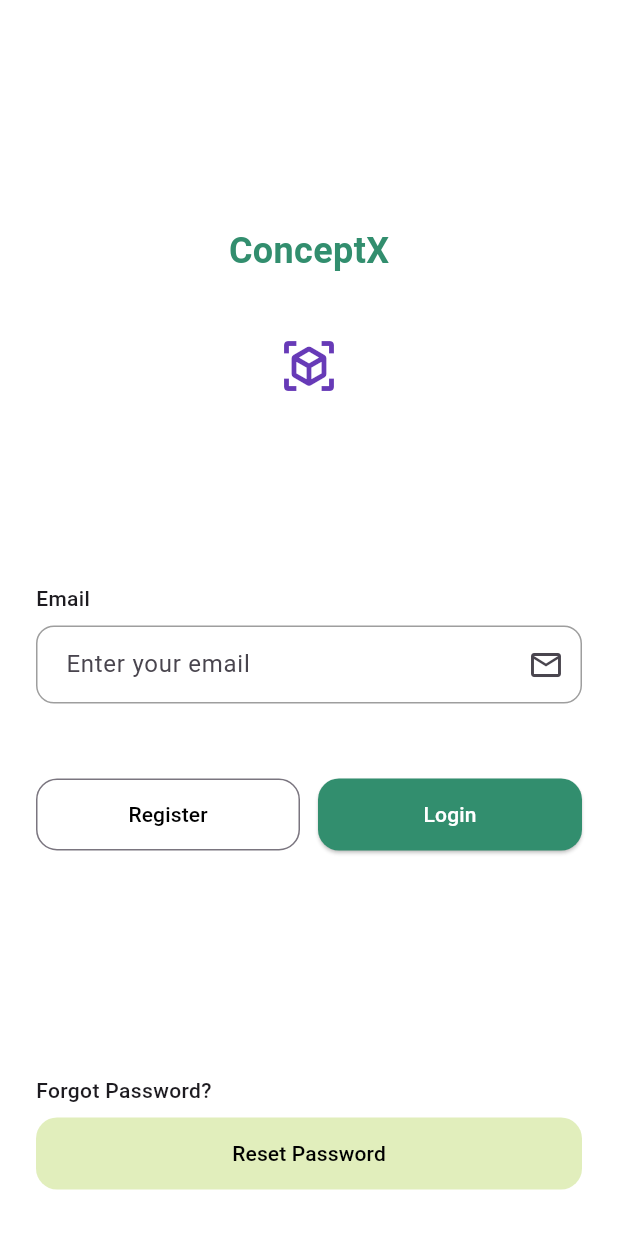
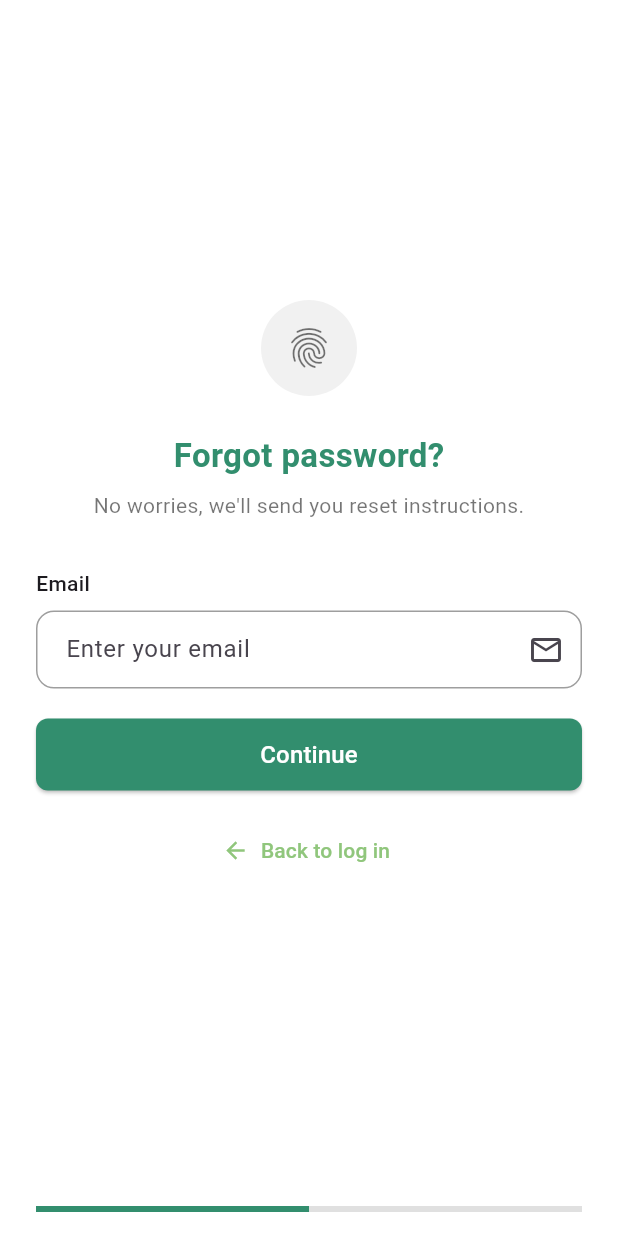
Before and after one commit to alexap120/Echo-Lock-Password-Manager, a Flutter app: the screen it shows after launch, after a tap on "Reset Password", on a phone screen of 412 x 824 dp. Run offline on Flutter 3.47's test engine with Material 3 defaults, Android fonts, the phone set to English and light mode, and no system bars.

Commit message:
Screen additions

```diff
--- a/lib/screens/login.dart
+++ b/lib/screens/login.dart
@@ -1,4 +1,6 @@
 import 'package:flutter/material.dart';
+import 'package:password_manager/screens/home.dart';
+import 'package:password_manager/screens/resetPassword/enterEmail.dart';
 import '../widgets/custom_input_field.dart';
 import 'register.dart';
 
@@ -65,7 +67,10 @@ class LoginScreen extends StatelessWidget {
                   Expanded(
                     child: ElevatedButton(
                       onPressed: () {
-                        // Handle login
+                        Navigator.push(
+                          context,
+                          MaterialPageRoute(builder: (context) => HomeScreen()),
+                        );
                       },
                       style: ElevatedButton.styleFrom(
                         backgroundColor: Color(0xFF328E6E),
@@ -93,7 +98,10 @@ class LoginScreen extends StatelessWidget {
                 width: double.infinity,
                 child: ElevatedButton(
                   onPressed: () {
-                    // Handle password reset
+                    Navigator.push(
+                      context,
+                      MaterialPageRoute(builder: (context) => const ResetPasswordScreen()),
+                    );
                   },
                   style: ElevatedButton.styleFrom(
                     backgroundColor: const Color(0xFFE1EEBC),
--- /dev/null
+++ b/lib/screens/resetPassword/enterEmail.dart
@@ -0,0 +1,108 @@
+import 'package:flutter/material.dart';
+import 'package:password_manager/screens/resetPassword/EnterCode.dart';
+
+import '../../widgets/custom_input_field.dart';
+
+class ResetPasswordScreen extends StatelessWidget {
+  const ResetPasswordScreen({super.key});
+
+  @override
+  Widget build(BuildContext context) {
+    final _emailController = TextEditingController();
+    return Scaffold(
+      backgroundColor: Colors.white,
+      body: SafeArea(
+        child: Padding(
+          padding: const EdgeInsets.symmetric(horizontal: 24),
+          child: Column(
+            crossAxisAlignment: CrossAxisAlignment.center,
+            children: [
+              const SizedBox(height: 200),
+              const CircleAvatar(
+                radius: 32,
+                backgroundColor: Color(0xFFF1F1F1),
+                child: Icon(Icons.fingerprint, size: 32, color: Colors.black54),
+              ),
+              const SizedBox(height: 24),
+              const Text(
+                'Forgot password?',
+                style: TextStyle(
+                  fontSize: 22,
+                  fontWeight: FontWeight.bold,
+                  color: Color(0xFF328E6E),
+                ),
+              ),
+              const SizedBox(height: 8),
+              const Text(
+                "No worries, we'll send you reset instructions.",
+                textAlign: TextAlign.center,
+                style: TextStyle(
+                  fontSize: 14,
+                  color: Colors.black54,
+                ),
+              ),
+              const SizedBox(height: 32),
+              CustomInputField(
+                label: 'Email',
+                hintText: 'Enter your email',
+                controller: _emailController,
+                keyboardType: TextInputType.emailAddress,
+                icon: Icons.email_outlined,
+              ),
+              const SizedBox(height: 20),
+              SizedBox(
+                width: double.infinity,
+                height: 48,
+                child: ElevatedButton(
+                  onPressed: () {
+                    Navigator.push(
+                      context,
+                      MaterialPageRoute(builder: (context) => const EnterCodeReset()),
+                    );
+                  },
+                  style: ElevatedButton.styleFrom(
+                    backgroundColor: Color(0xFF328E6E),
+                    foregroundColor: Colors.white,
+                    shape: RoundedRectangleBorder(
+                      borderRadius: BorderRadius.circular(8),
+                    ),
+                  ),
+                  child: const Text(
+                    'Continue',
+                    style: TextStyle(fontSize: 16),
+                  ),
+                ),
+              ),
+              const SizedBox(height: 16),
+              TextButton.icon(
+                onPressed: () {
+                  Navigator.pop(context); // or your navigation logic
+                },
+                icon: const Icon(
+                  Icons.arrow_back,
+                  color: Color(0xFF90C67C),
+                  size: 18, // optional: make it smaller to match text height
+                ),
+                label: const Text(
+                  'Back to log in',
+                  style: TextStyle(
+                    color: Color(0xFF90C67C),
+                    fontWeight: FontWeight.w500,
+                  ),
+                ),
+              ),
+              const Spacer(),
+              LinearProgressIndicator(
+                value: 0.5, // Step 1 of 2
+                backgroundColor: Colors.grey[300],
+                color: const Color(0xFF328E6E),
+                minHeight: 4,
+              ),
+              const SizedBox(height: 16),
+            ],
+          ),
+        ),
+      ),
+    );
+  }
+}
```
Also changed, not shown: lib/screens/home.dart (added, +109 -0 lines), lib/screens/resetPassword/EnterCode.dart (added, +173 -0 lines), lib/widgets/custom_bottom_nav_bar.dart (added, +53 -0 lines).
